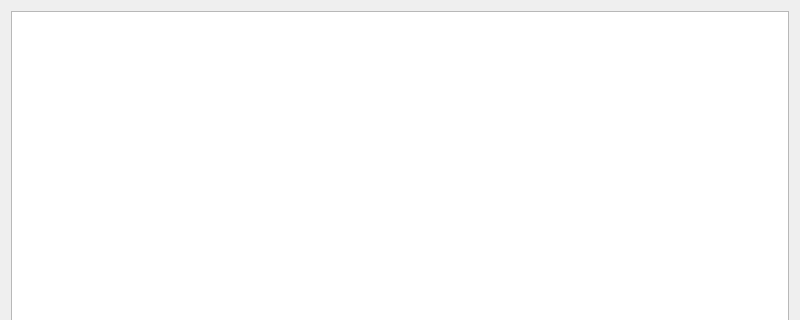
Old version of the form Velocity/textdialog.ui in the repository hetelek/Velocity; both pictures show x 0 to 800 and y 0 to 320 of the 800 by 600 pixel window.
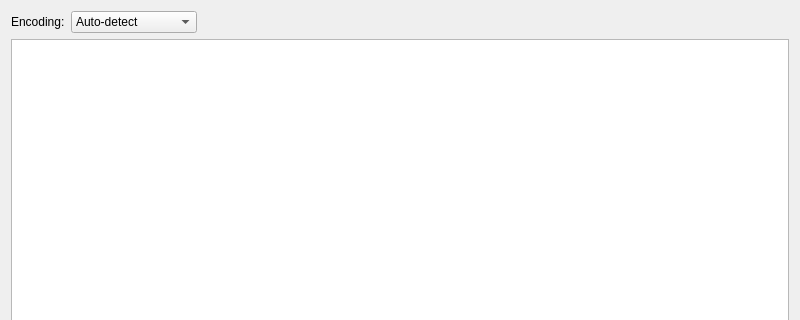
New version of the form.

Commit message: feat: Add Xbox 360 ISO support with multi-language text encoding

Patch:
```diff
--- a/Velocity/textdialog.ui
+++ b/Velocity/textdialog.ui
@@ -14,11 +14,100 @@
    <string>Text Viewer</string>
   </property>
   <layout class="QVBoxLayout" name="verticalLayout">
+   <item>
+    <layout class="QHBoxLayout" name="encodingToolbarLayout">
+     <item>
+      <widget class="QLabel" name="encodingLabel">
+       <property name="text">
+        <string>Encoding:</string>
+       </property>
+      </widget>
+     </item>
+     <item>
+      <widget class="QComboBox" name="encodingComboBox">
+       <property name="toolTip">
+        <string>Select text encoding (or use Auto-detect)</string>
+       </property>
+       <item>
+        <property name="text">
+         <string>Auto-detect</string>
+        </property>
+       </item>
+       <item>
+        <property name="text">
+         <string>Shift-JIS (CP932)</string>
+        </property>
+       </item>
+       <item>
+        <property name="text">
+         <string>GBK (CP936)</string>
+        </property>
+       </item>
+       <item>
+        <property name="text">
+         <string>Big5 (CP950)</string>
+        </property>
+       </item>
+       <item>
+        <property name="text">
+         <string>EUC-KR (CP949)</string>
+        </property>
+       </item>
+       <item>
+        <property name="text">
+         <string>UTF-8</string>
+        </property>
+       </item>
+       <item>
+        <property name="text">
+         <string>UTF-16 LE</string>
+        </property>
+       </item>
+       <item>
+        <property name="text">
+         <string>UTF-16 BE</string>
+        </property>
+       </item>
+       <item>
+        <property name="text">
+         <string>Latin-1</string>
+        </property>
+       </item>
+      </widget>
+     </item>
+     <item>
+      <widget class="QLabel" name="statusLabel">
+       <property name="text">
+        <string/>
+       </property>
+       <property name="styleSheet">
+        <string notr="true">color: #666; font-style: italic;</string>
+       </property>
+      </widget>
+     </item>
+     <item>
+      <spacer name="horizontalSpacer">
+       <property name="orientation">
+        <enum>Qt::Horizontal</enum>
+       </property>
+       <property name="sizeHint" stdset="0">
+        <size>
+         <width>40</width>
+         <height>20</height>
+        </size>
+       </property>
+      </spacer>
+     </item>
+    </layout>
+   </item>
    <item>
     <widget class="QTextEdit" name="textEdit">
      <property name="lineWrapMode">
       <enum>QTextEdit::NoWrap</enum>
      </property>
+     <property name="readOnly">
+      <bool>true</bool>
+     </property>
     </widget>
    </item>
    <item>
```
The commit also changes 58 other files.
